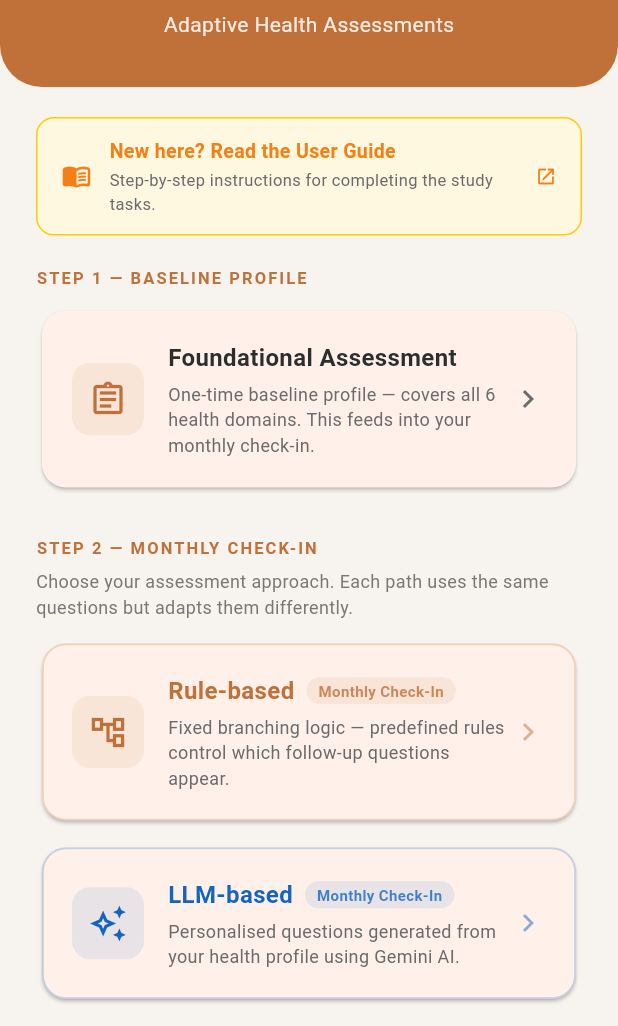
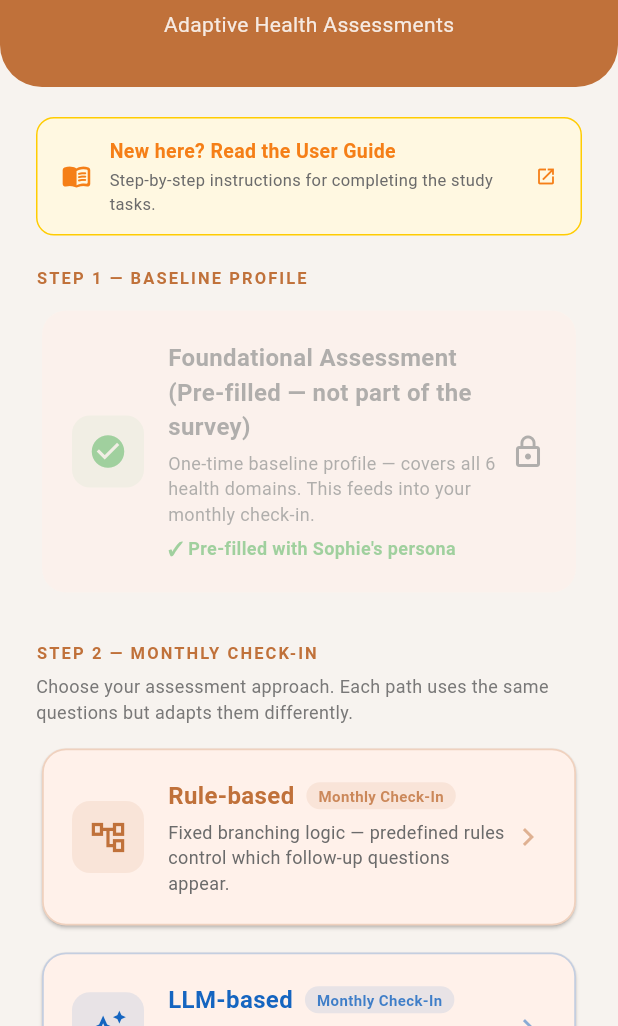
Before and after one commit to JayReeMarine/FWG-Adaptive-Assessments, a Flutter app: the screen it shows after launch, on a phone screen of 412 x 824 dp, the part 210-1236 px from its top. Run offline on Flutter 3.47's test engine with Material 3 defaults, Android fonts, the phone set to English and light mode, and no system bars; our stand-ins replace google_generative_ai, supabase_flutter; accounts and stored records are empty.

Commit message:
Update user guide PDF and disable Foundational Assessment click
- Replace user guide with revised version (clearer instructions,
  grammar fixes, persona placement, step numbering)
- Disable Foundational Assessment tap on home page to prevent
  survey participants from clicking it
- Show "Pre-filled with Sophie's persona" and lock icon instead

Co-Authored-By: Claude Sonnet 4.6 <noreply@anthropic.com>

```diff
--- a/flutter_mockup/lib/screens/home_page.dart
+++ b/flutter_mockup/lib/screens/home_page.dart
@@ -200,12 +200,11 @@ class _HomePageState extends State<HomePage> {
   // ── Foundational Assessment card ──────────────────────────────────────────
 
   Widget _buildFoundationalCard() {
-    return Card(
-      elevation: 1,
+    return Opacity(
+      opacity: 0.5,
+      child: Card(
+        elevation: 0,
         shape: RoundedRectangleBorder(borderRadius: BorderRadius.circular(16)),
-      child: InkWell(
-        borderRadius: BorderRadius.circular(16),
-        onTap: () => _startSurvey(SurveyType.foundational),
         child: Padding(
           padding: const EdgeInsets.all(20),
           child: Row(
@@ -214,14 +213,12 @@ class _HomePageState extends State<HomePage> {
                 width: 48,
                 height: 48,
                 decoration: BoxDecoration(
-                  color: _foundationalDone
-                      ? Colors.green.withValues(alpha: 0.1)
-                      : AppColors.primary.withValues(alpha: 0.1),
+                  color: Colors.green.withValues(alpha: 0.1),
                   borderRadius: BorderRadius.circular(12),
                 ),
-                child: Icon(
-                  _foundationalDone ? Icons.check_circle : Icons.assignment_outlined,
-                  color: _foundationalDone ? Colors.green : AppColors.primary,
+                child: const Icon(
+                  Icons.check_circle,
+                  color: Colors.green,
                   size: 26,
                 ),
               ),
@@ -231,11 +228,11 @@ class _HomePageState extends State<HomePage> {
                   crossAxisAlignment: CrossAxisAlignment.start,
                   children: [
                     const Text(
-                      'Foundational Assessment',
+                      'Foundational Assessment  (Pre-filled — not part of the survey)',
                       style: TextStyle(
                         fontSize: 16,
                         fontWeight: FontWeight.w600,
-                        color: AppColors.textPrimary,
+                        color: AppColors.textSecondary,
                       ),
                     ),
                     const SizedBox(height: 4),
@@ -247,10 +244,9 @@ class _HomePageState extends State<HomePage> {
                         color: AppColors.textSecondary,
                       ),
                     ),
-                    if (_foundationalDone) ...[
                     const SizedBox(height: 6),
                     const Text(
-                        '✓ Completed',
+                      '✓ Pre-filled with Sophie\'s persona',
                       style: TextStyle(
                         fontSize: 12,
                         color: Colors.green,
@@ -258,10 +254,9 @@ class _HomePageState extends State<HomePage> {
                       ),
                     ),
                   ],
-                  ],
                 ),
               ),
-              const Icon(Icons.chevron_right, color: AppColors.textSecondary),
+              const Icon(Icons.lock_outline, color: AppColors.textSecondary),
             ],
           ),
         ),
```
Lines whose indentation alone changed are shown as unchanged.
